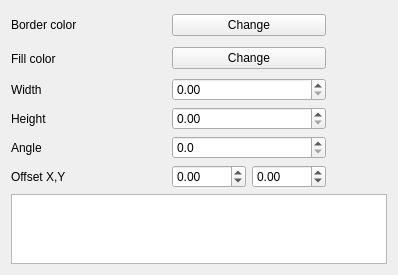
The window that src/ui/symbollayer/widget_simplemarker.ui (mhugent/QGIS) describes before a commit, drawn with Qt 5.
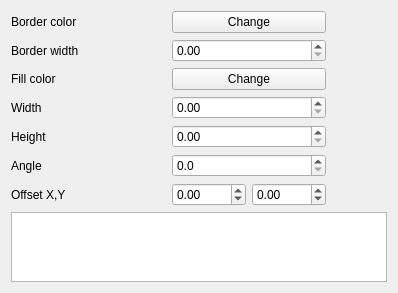
The same window after the commit. Custom widgets are drawn as their Qt base class.

Commit message: Outline width setting for simple marker

```diff
--- a/src/ui/symbollayer/widget_simplemarker.ui
+++ b/src/ui/symbollayer/widget_simplemarker.ui
@@ -30,7 +30,7 @@
        </property>
       </widget>
      </item>
-     <item row="0" column="2" rowspan="2">
+     <item row="0" column="2" rowspan="3">
       <spacer>
        <property name="orientation">
         <enum>Qt::Horizontal</enum>
@@ -46,28 +46,28 @@
        </property>
       </spacer>
      </item>
-     <item row="1" column="0">
+     <item row="2" column="0">
       <widget class="QLabel" name="label_2">
        <property name="text">
         <string>Fill color</string>
        </property>
       </widget>
      </item>
-     <item row="1" column="1">
+     <item row="2" column="1">
       <widget class="QgsColorButtonV2" name="btnChangeColorFill">
        <property name="text">
         <string>Change</string>
        </property>
       </widget>
      </item>
-     <item row="4" column="0">
+     <item row="5" column="0">
       <widget class="QLabel" name="label_4">
        <property name="text">
         <string>Angle</string>
        </property>
       </widget>
      </item>
-     <item row="4" column="1">
+     <item row="5" column="1">
       <widget class="QDoubleSpinBox" name="spinAngle">
        <property name="decimals">
         <number>1</number>
@@ -80,14 +80,14 @@
        </property>
       </widget>
      </item>
-     <item row="5" column="0">
+     <item row="6" column="0">
       <widget class="QLabel" name="label_5">
        <property name="text">
         <string>Offset X,Y</string>
        </property>
       </widget>
      </item>
-     <item row="5" column="1">
+     <item row="6" column="1">
       <layout class="QHBoxLayout" name="horizontalLayout">
        <item>
         <widget class="QDoubleSpinBox" name="spinOffsetX">
@@ -111,34 +111,44 @@
        </item>
       </layout>
      </item>
-     <item row="2" column="0">
+     <item row="3" column="0">
       <widget class="QLabel" name="mWidthLabel">
        <property name="text">
         <string>Width</string>
        </property>
       </widget>
      </item>
-     <item row="3" column="0">
+     <item row="4" column="0">
       <widget class="QLabel" name="mHeightLabel">
        <property name="text">
         <string>Height</string>
        </property>
       </widget>
      </item>
-     <item row="2" column="1">
-      <widget class="QDoubleSpinBox" name="mWidthSpinBox">
-       <property name="maximum">
-        <double>9999999.000000000000000</double>
-       </property>
-      </widget>
-     </item>
      <item row="3" column="1">
+      <widget class="QDoubleSpinBox" name="mWidthSpinBox">
+       <property name="maximum">
+        <double>9999999.000000000000000</double>
+       </property>
+      </widget>
+     </item>
+     <item row="4" column="1">
       <widget class="QDoubleSpinBox" name="mHeightSpinBox">
        <property name="maximum">
         <double>9999999.000000000000000</double>
        </property>
       </widget>
      </item>
+     <item row="1" column="1">
+      <widget class="QDoubleSpinBox" name="mBorderWidthSpinBox"/>
+     </item>
+     <item row="1" column="0">
+      <widget class="QLabel" name="mBorderWidthLabel">
+       <property name="text">
+        <string>Border width</string>
+       </property>
+      </widget>
+     </item>
     </layout>
    </item>
    <item>
```
The commit also changes 4 other files.
